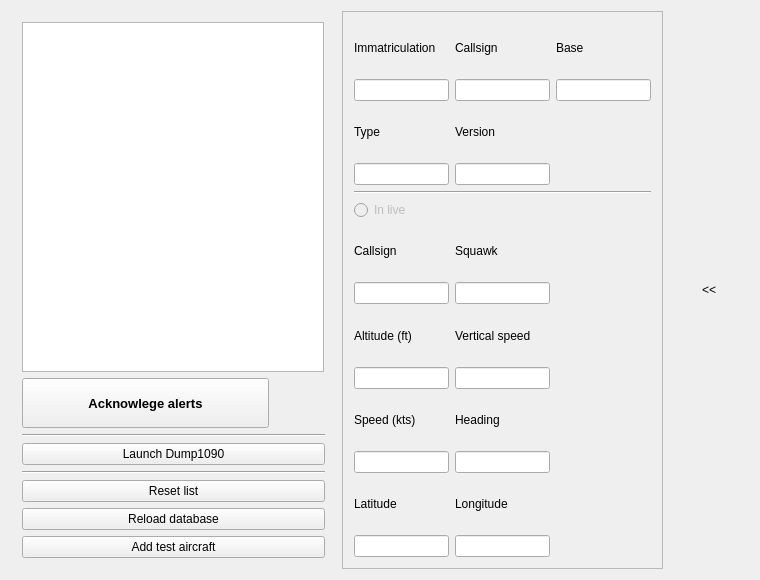
Before: the Qt Designer form mainwindow.ui in squirreldev-fs/adsbAlerting, drawn with Qt 5.
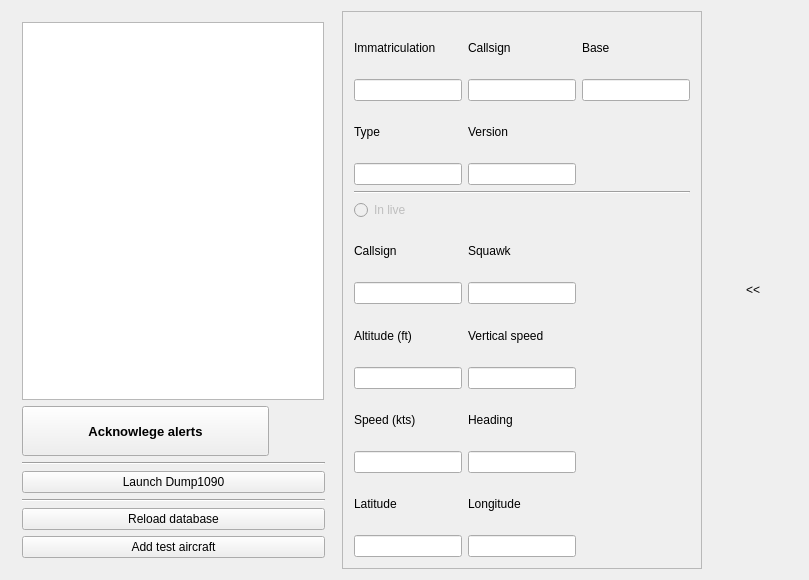
After: the same form once the commit is applied.

Commit message:
Display all aircraft detected in the list
Know issue: have to redraw entirely the list everytime one is removed.
Sorting is then lost. Simply removing one line doesn't always work. No
nice workaround found on the internet.

```diff
--- a/mainwindow.ui
+++ b/mainwindow.ui
@@ -6,7 +6,7 @@
    <rect>
     <x>0</x>
     <y>0</y>
-    <width>760</width>
+    <width>809</width>
     <height>580</height>
    </rect>
   </property>
@@ -61,6 +61,18 @@
              <height>0</height>
             </size>
            </property>
+           <property name="cursor" stdset="0">
+            <cursorShape>ArrowCursor</cursorShape>
+           </property>
+           <property name="midLineWidth">
+            <number>0</number>
+           </property>
+           <property name="horizontalScrollBarPolicy">
+            <enum>Qt::ScrollBarAsNeeded</enum>
+           </property>
+           <property name="sizeAdjustPolicy">
+            <enum>QAbstractScrollArea::AdjustIgnored</enum>
+           </property>
            <property name="editTriggers">
             <set>QAbstractItemView::NoEditTriggers</set>
            </property>
@@ -70,6 +82,18 @@
            <property name="selectionBehavior">
             <enum>QAbstractItemView::SelectRows</enum>
            </property>
+           <property name="gridStyle">
+            <enum>Qt::SolidLine</enum>
+           </property>
+           <property name="sortingEnabled">
+            <bool>true</bool>
+           </property>
+           <property name="rowCount">
+            <number>0</number>
+           </property>
+           <property name="columnCount">
+            <number>3</number>
+           </property>
            <attribute name="horizontalHeaderVisible">
             <bool>false</bool>
            </attribute>
@@ -77,25 +101,36 @@
             <bool>true</bool>
            </attribute>
            <attribute name="horizontalHeaderMinimumSectionSize">
-            <number>150</number>
+            <number>68</number>
            </attribute>
            <attribute name="horizontalHeaderDefaultSectionSize">
-            <number>150</number>
+            <number>100</number>
            </attribute>
            <attribute name="horizontalHeaderStretchLastSection">
-            <bool>false</bool>
+            <bool>true</bool>
            </attribute>
            <attribute name="verticalHeaderVisible">
             <bool>false</bool>
            </attribute>
+           <attribute name="verticalHeaderShowSortIndicator" stdset="0">
+            <bool>false</bool>
+           </attribute>
+           <attribute name="verticalHeaderStretchLastSection">
+            <bool>false</bool>
+           </attribute>
            <column>
             <property name="text">
-             <string>Transponder</string>
+             <string>ICAO</string>
             </property>
            </column>
            <column>
             <property name="text">
-             <string>Immatriculation</string>
+             <string>Reg/Call</string>
+            </property>
+           </column>
+           <column>
+            <property name="text">
+             <string>Alti</string>
             </property>
            </column>
           </widget>
@@ -182,13 +217,6 @@
            </property>
           </widget>
          </item>
-         <item>
-          <widget class="QPushButton" name="bResetList">
-           <property name="text">
-            <string>Reset list</string>
-           </property>
-          </widget>
-         </item>
          <item>
           <widget class="QPushButton" name="bReloadDB">
            <property name="text">
```
Left out of the diff: 2 changed lines with no effect on the pictures. The commit also changes 9 other files.
